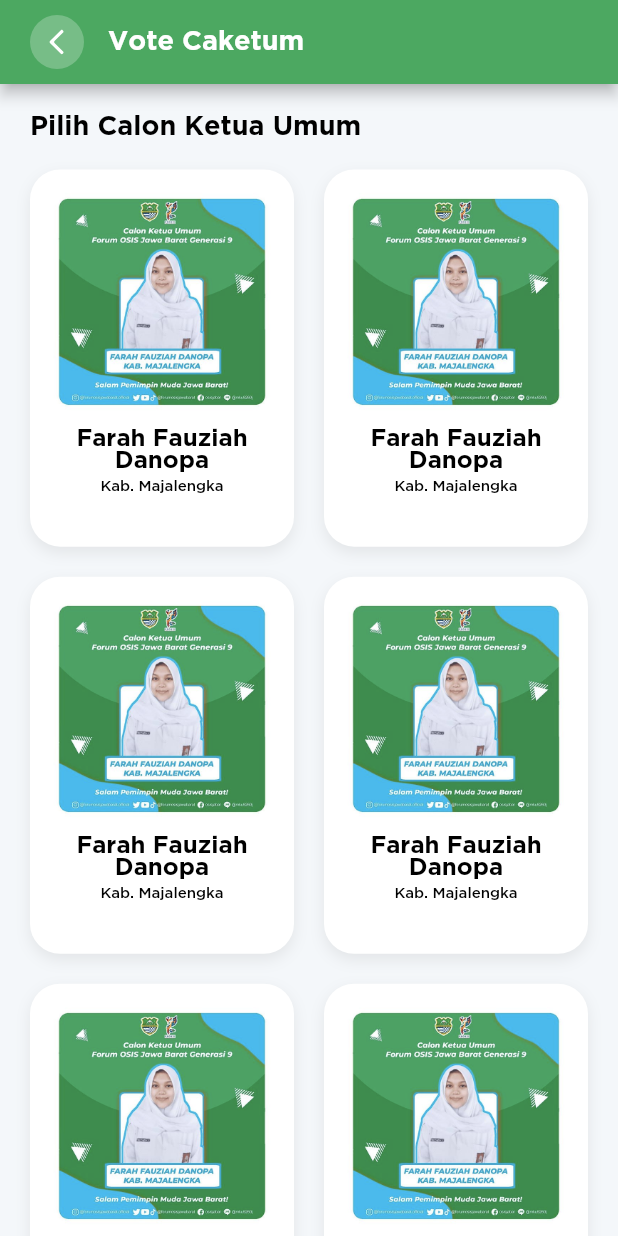
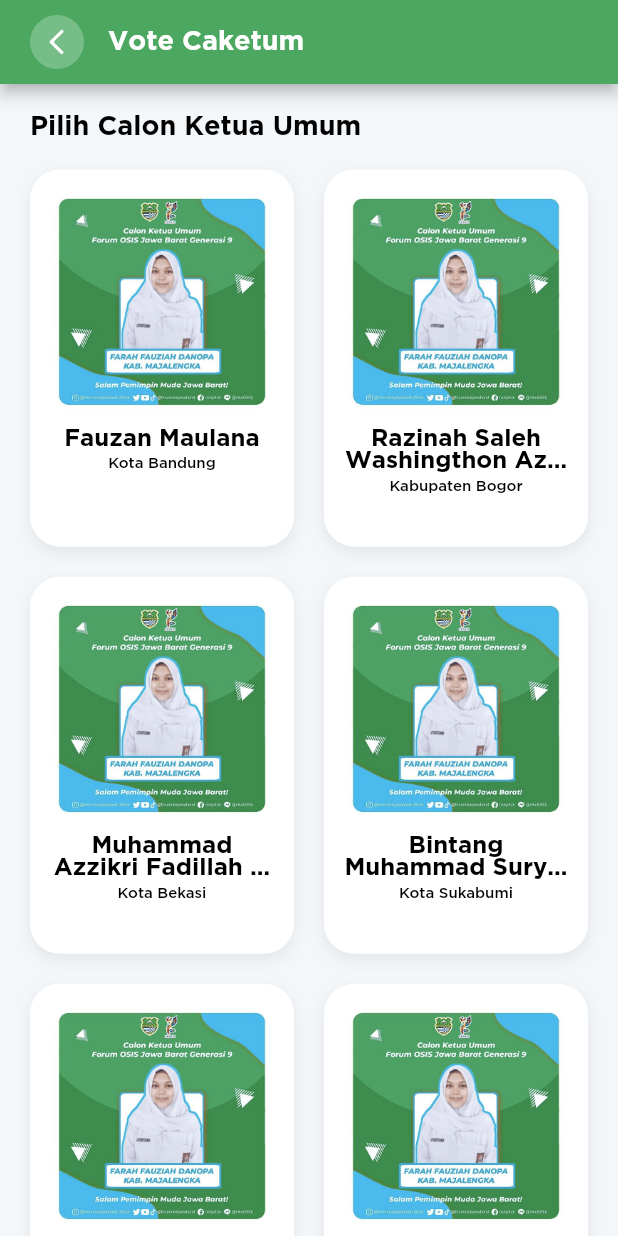
Before and after one commit to Adithya-13/FOJB-Election, a Flutter app: the VotePage screen opened directly, on a phone screen of 412 x 824 dp. Run offline on Flutter 3.47's test engine with Material 2 defaults, Android fonts, the phone set to English and light mode, and no system bars; drawn by our look-alikes of loader_overlay; our stand-ins replace bloc, cached_network_image, equatable, firebase_core, firebase_database, fl_chart and 6 more; accounts and stored records are empty.

Commit message:
add candidate bloc in vote page

```diff
--- a/lib/presentation/pages/vote_page.dart
+++ b/lib/presentation/pages/vote_page.dart
@@ -23,6 +23,7 @@ class _VotePageState extends State<VotePage> {
 
   @override
   void initState() {
+    context.read<CandidateBloc>().add(GetCandidates());
     String name = getStorage.read(Keys.name);
     String id = getStorage.read(Keys.id);
     this.name = name;
@@ -108,8 +109,38 @@ class _VotePageState extends State<VotePage> {
             style: AppTheme.headline3,
           ),
           SizedBox(height: Helper.normalPadding),
-          GridView.builder(
-            itemCount: 6,
+          BlocBuilder<CandidateBloc, CandidateState>(
+            buildWhen: (previous, current) => current is CandidateSuccess,
+            builder: (context, state) {
+              if (state is CandidateLoading) {
+                Container(
+                  height: MediaQuery.of(context).size.height,
+                  child: Center(
+                    child: CircularProgressIndicator(
+                      color: AppTheme.darkBlue,
+                      valueColor: AlwaysStoppedAnimation<Color>(AppTheme.blue),
+                      strokeWidth: 6,
+                    ),
+                  ),
+                );
+              } else if (state is CandidateEmpty) {
+                return Container(
+                  height: MediaQuery.of(context).size.height,
+                  child: Center(
+                    child: Text('Candidate Empty', style: AppTheme.headline3),
+                  ),
+                );
+              } else if (state is CandidateFailure) {
+                return Container(
+                  height: MediaQuery.of(context).size.height,
+                  child: Center(
+                    child: Text('Candidate Failure', style: AppTheme.headline3),
+                  ),
+                );
+              } else if (state is CandidateSuccess){
+                final candidates = state.entity.candidates;
+                return GridView.builder(
+                  itemCount: candidates.length,
                   shrinkWrap: true,
                   gridDelegate: SliverGridDelegateWithFixedCrossAxisCount(
                     crossAxisCount: 2,
@@ -118,7 +149,9 @@ class _VotePageState extends State<VotePage> {
                     mainAxisSpacing: Helper.normalPadding,
                   ),
                   physics: NeverScrollableScrollPhysics(),
-            itemBuilder: (context, index) => GestureDetector(
+                  itemBuilder: (context, index) {
+                    final candidate = candidates[index];
+                    return GestureDetector(
                         onTap: () {
                           setState(() {
                             vote = index;
@@ -126,7 +159,8 @@ class _VotePageState extends State<VotePage> {
                         },
                         child: Container(
                           decoration: BoxDecoration(
-                  color: vote == index ? AppTheme.lightGreen : AppTheme.white,
+                            color: vote == index ? AppTheme.lightGreen : AppTheme
+                                .white,
                             boxShadow: Helper.getShadow(),
                             borderRadius: BorderRadius.circular(20),
                           ),
@@ -146,7 +180,7 @@ class _VotePageState extends State<VotePage> {
                               ),
                               SizedBox(height: 8),
                               Text(
-                      'Farah Fauziah Danopa',
+                                candidate.name,
                                 style: AppTheme.text1.bold,
                                 textAlign: TextAlign.center,
                                 maxLines: 2,
@@ -154,7 +188,7 @@ class _VotePageState extends State<VotePage> {
                               ),
                               SizedBox(height: 4),
                               Text(
-                      'Kab. Majalengka',
+                                candidate.origin,
                                 style: AppTheme.subText1,
                                 textAlign: TextAlign.center,
                                 maxLines: 1,
@@ -163,7 +197,12 @@ class _VotePageState extends State<VotePage> {
                             ],
                           ),
                         ),
-            ),
+                      );
+                  },
+                );
+              }
+              return Container();
+            },
           ),
         ],
       ),
```
Lines whose indentation alone changed are shown as unchanged.
